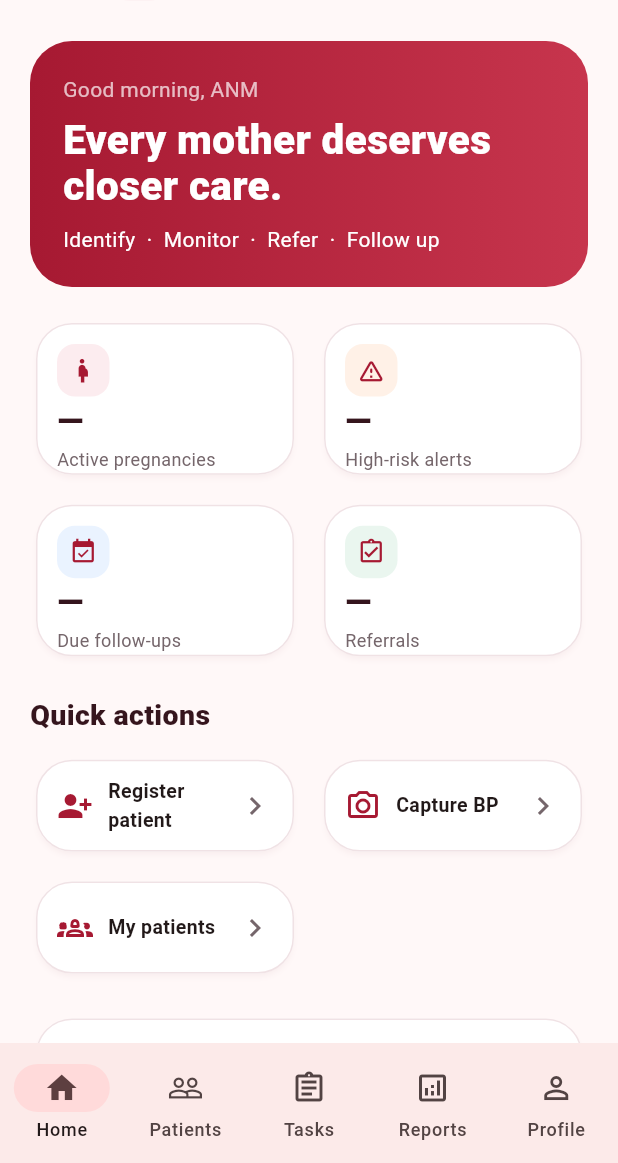
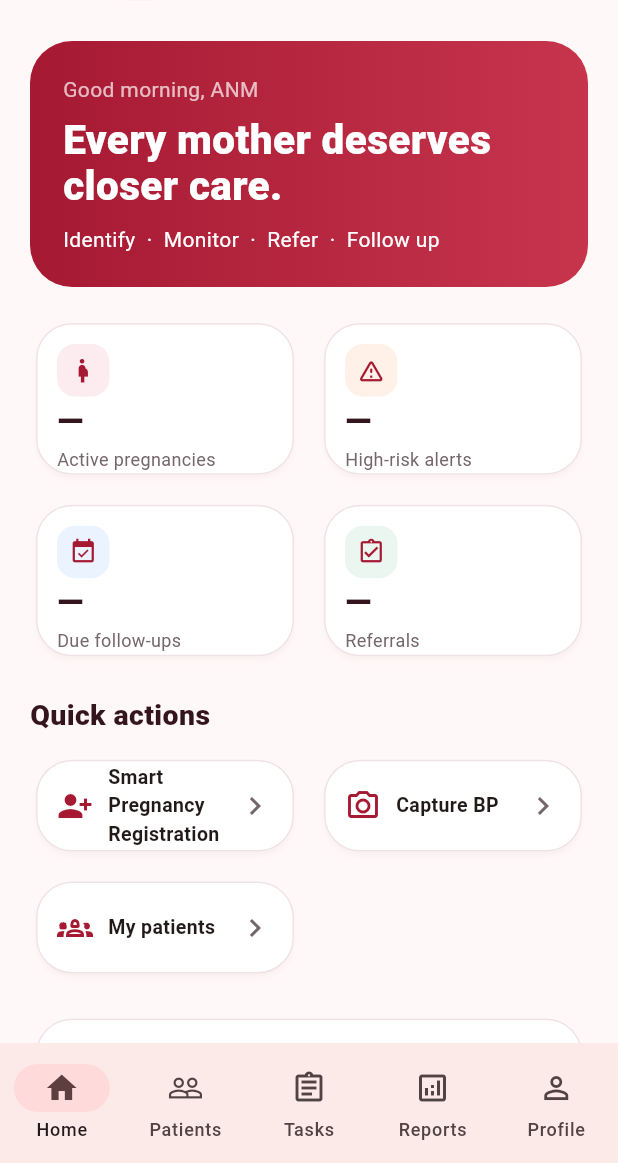
Before and after one commit to vikneshh-rs/preeclampsia360, a Flutter app: the DashboardScreen screen opened directly, on a phone screen of 412 x 824 dp, the part 73-1236 px from its top. Run offline on Flutter 3.47's test engine with Material 3 defaults, Android fonts, the phone set to English and light mode, and no system bars; our stand-ins replace flutter_secure_storage, image_picker; missing offline and left inert: google_mlkit_text_recognition; accounts and stored records are empty.

Commit message:
feat(ui): update registration title to Smart Pregnancy Registration

```diff
--- a/preeclampsia360/flutter_app/lib/features/dashboard/app_shell.dart
+++ b/preeclampsia360/flutter_app/lib/features/dashboard/app_shell.dart
@@ -480,7 +480,7 @@ class _DashboardHomeState extends State<DashboardHome> {
             children: [
               _ActionChip(
                 icon: Icons.person_add_alt,
-                label: 'Register mother',
+                label: 'Smart Pregnancy Registration',
                 onTap: () => Navigator.of(context).push(
                   MaterialPageRoute(builder: (_) => const PatientRegistrationScreen()),
                 ).then((_) => refresh()),
--- a/preeclampsia360/flutter_app/lib/features/dashboard/dashboard_screen.dart
+++ b/preeclampsia360/flutter_app/lib/features/dashboard/dashboard_screen.dart
@@ -22,7 +22,7 @@ class DashboardScreen extends StatelessWidget {
         ]),
         const SizedBox(height: 22), const Text('Quick actions', style: TextStyle(fontSize: 19, fontWeight: FontWeight.w800, color: AppColors.ink)), const SizedBox(height: 12),
         GridView.count(shrinkWrap: true, physics: const NeverScrollableScrollPhysics(), crossAxisCount: wide ? 3 : 2, childAspectRatio: 2.6, crossAxisSpacing: 12, mainAxisSpacing: 12, children: const [
-          _Action(icon: Icons.person_add_alt_1, label: 'Register patient'), _Action(icon: Icons.camera_alt_outlined, label: 'Capture BP'), _Action(icon: Icons.groups_2_outlined, label: 'My patients'),
+          _Action(icon: Icons.person_add_alt_1, label: 'Smart Pregnancy Registration'), _Action(icon: Icons.camera_alt_outlined, label: 'Capture BP'), _Action(icon: Icons.groups_2_outlined, label: 'My patients'),
         ]),
         const SizedBox(height: 22), Card(child: Padding(padding: const EdgeInsets.all(18), child: Column(crossAxisAlignment: CrossAxisAlignment.start, children: const [Text('Your care workspace', style: TextStyle(fontWeight: FontWeight.w800, fontSize: 17)), SizedBox(height: 8), Text('Connect your Supabase project and sign in to load your facility’s live patient list, follow-ups and alerts.', style: TextStyle(color: AppColors.muted, height: 1.4)), SizedBox(height: 12), LinearProgressIndicator(value: null, color: AppColors.rose, backgroundColor: AppColors.paleRose)]))),
       ]))),
--- a/preeclampsia360/flutter_app/lib/features/patients/patient_registration_screen.dart
+++ b/preeclampsia360/flutter_app/lib/features/patients/patient_registration_screen.dart
@@ -213,7 +213,7 @@ class _PatientRegistrationScreenState extends State<PatientRegistrationScreen> {
     ];
 
     return Scaffold(
-      appBar: AppBar(title: const Text('Register pregnant woman')),
+      appBar: AppBar(title: const Text('Smart Pregnancy Registration')),
       body: Form(
         key: form,
         child: Column(
--- a/preeclampsia360/flutter_app/lib/features/workspace/workspace_screen.dart
+++ b/preeclampsia360/flutter_app/lib/features/workspace/workspace_screen.dart
@@ -11,8 +11,8 @@ class _WorkspaceScreenState extends State<WorkspaceScreen> {
   int tab = 0;
   final Map<String, List<String>> menus = {
     'ASHA': ['My Mothers', 'Visit Log', 'Symptom Reports', 'Follow-up Tasks', 'Referral Companion'],
-    'ANM': ['Patient Registration', 'Patient List', 'BP Scanner', 'Risk Radar', 'Follow-ups', 'Referrals', 'Postpartum'],
-    'VHN': ['Patient Registration', 'Patient List', 'BP Scanner', 'Risk Radar', 'Follow-ups', 'Referrals', 'Postpartum'],
+    'ANM': ['Smart Pregnancy Registration', 'Patient List', 'BP Scanner', 'Risk Radar', 'Follow-ups', 'Referrals', 'Postpartum'],
+    'VHN': ['Smart Pregnancy Registration', 'Patient List', 'BP Scanner', 'Risk Radar', 'Follow-ups', 'Referrals', 'Postpartum'],
     'PHC_MO': ['PHC Dashboard', 'Clinical Review', 'Risk Radar', 'Referral Board', 'Team & Follow-ups', 'Reports'],
     'CHC_MO': ['CHC Dashboard', 'PHC Overview', 'Clinical Alerts', 'Referral Coordination', 'Workload Analytics'],
     'CHC_ADMIN': ['CHC Dashboard', 'PHC Overview', 'User Management', 'Referral Coordination', 'Reports'],
```
Also changed, not shown: 2 other files.
